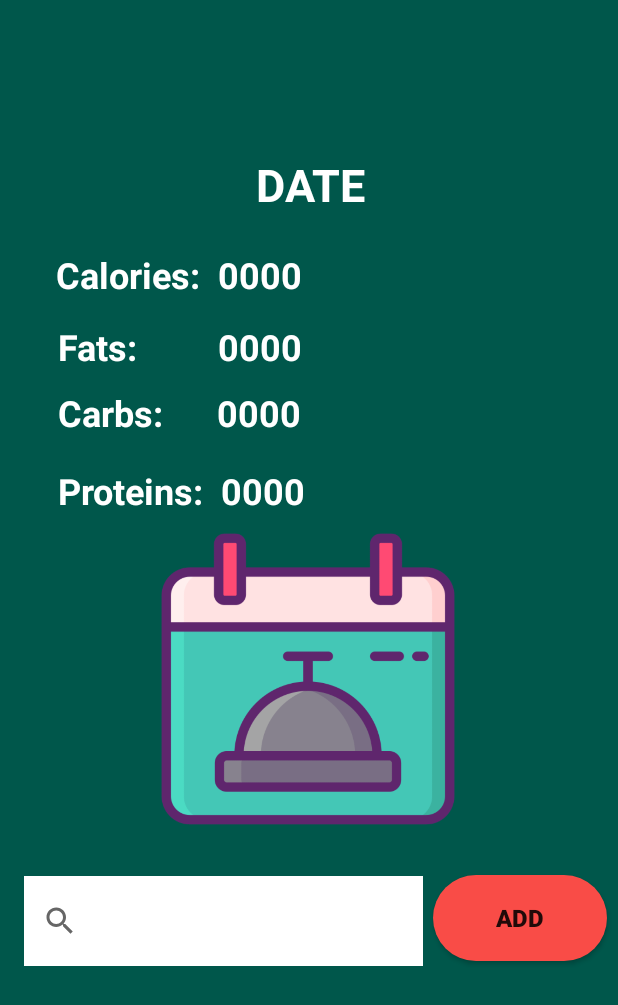
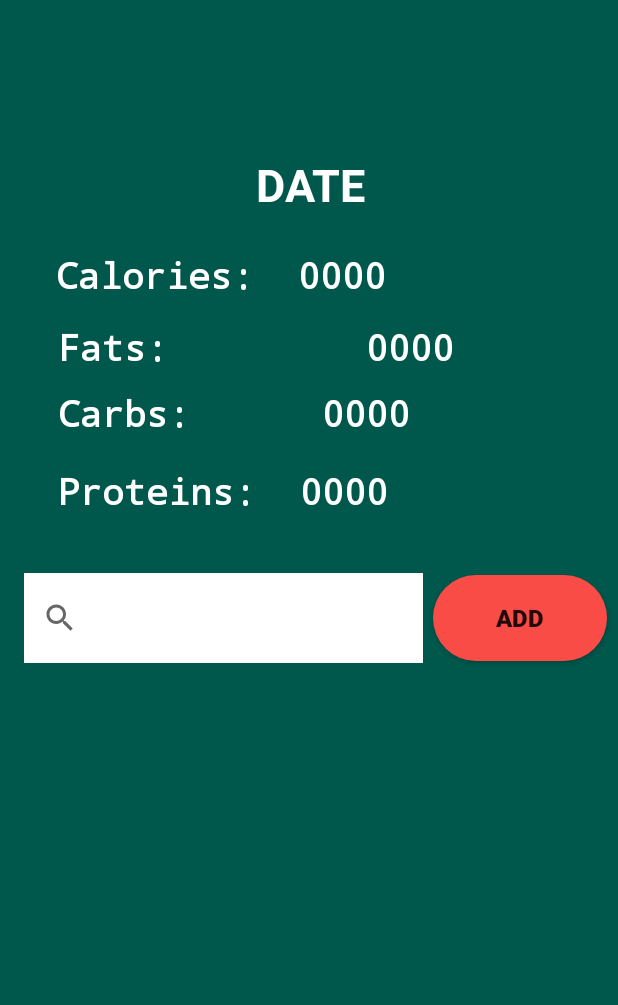
Before and after one commit to btang725/Keto-Vice, an Android app: the DailyActivity screen opened directly, with no data from a screen before it, on a phone screen of 412 x 824 dp. Shown: the top 1005 px of the screen. Run offline under Robolectric (Android 15) with nearby library versions, the phone set to English and light mode, and no system bars; 7 statements that could not run were skipped.

Commit message:
Updated Activity Daily layout
- Now uses monospace font

```diff
--- a/app/src/main/res/layout/activity_daily.xml
+++ b/app/src/main/res/layout/activity_daily.xml
@@ -7,24 +7,13 @@
     android:background="@color/colorPrimaryDark"
     tools:context=".DailyActivity">
 
-    <ImageView
-        android:id="@+id/imageDailyFood"
-        android:layout_width="200dp"
-        android:layout_height="329dp"
-        app:layout_constraintBottom_toBottomOf="parent"
-        app:layout_constraintEnd_toEndOf="parent"
-        app:layout_constraintHorizontal_bias="0.497"
-        app:layout_constraintStart_toStartOf="parent"
-        app:layout_constraintTop_toTopOf="parent"
-        app:layout_constraintVertical_bias="0.582"
-        app:srcCompat="@drawable/restaurant" />
-
     <TextView
         android:id="@+id/textFats"
         android:layout_width="338dp"
         android:layout_height="28dp"
         android:layout_marginTop="168dp"
         android:layout_marginBottom="535dp"
+        android:fontFamily="monospace"
         android:text="Fats:         0000"
         android:textColor="@android:color/white"
         android:textSize="24sp"
@@ -41,6 +30,7 @@
         android:layout_height="36dp"
         android:layout_marginTop="264dp"
         android:layout_marginBottom="431dp"
+        android:fontFamily="monospace"
         android:text="Proteins:  0000"
         android:textColor="@android:color/white"
         android:textSize="24sp"
@@ -52,25 +42,12 @@
         app:layout_constraintTop_toTopOf="parent" />
 
     <TextView
-        android:id="@+id/textSelection"
-        android:layout_width="329dp"
-        android:layout_height="72dp"
-        android:gravity="center"
-        android:text="Search For Your\nFood Above"
-        android:textColor="@android:color/white"
-        android:textSize="28sp"
-        android:textStyle="italic"
-        app:layout_constraintEnd_toEndOf="parent"
-        app:layout_constraintHorizontal_bias="0.451"
-        app:layout_constraintStart_toStartOf="parent"
-        tools:layout_editor_absoluteY="615dp" />
-
-    <TextView
         android:id="@+id/textCarbs"
         android:layout_width="336dp"
         android:layout_height="37dp"
         android:layout_marginTop="212dp"
         android:layout_marginBottom="482dp"
+        android:fontFamily="monospace"
         android:text="Carbs:      0000"
         android:textColor="@android:color/white"
         android:textSize="24sp"
@@ -93,8 +70,7 @@
         app:layout_constraintEnd_toEndOf="parent"
         app:layout_constraintHorizontal_bias="0.976"
         app:layout_constraintStart_toStartOf="parent"
-        app:layout_constraintTop_toTopOf="parent"
-        app:layout_constraintVertical_bias="0.761" />
+        app:layout_constraintTop_toTopOf="parent" />
 
     <SearchView
         android:id="@+id/searchView"
@@ -105,8 +81,7 @@
         app:layout_constraintEnd_toEndOf="parent"
         app:layout_constraintHorizontal_bias="0.11"
         app:layout_constraintStart_toStartOf="parent"
-        app:layout_constraintTop_toTopOf="parent"
-        app:layout_constraintVertical_bias="0.764" >
+        app:layout_constraintTop_toTopOf="parent">
 
     </SearchView>
 
@@ -116,6 +91,7 @@
         android:layout_height="37dp"
         android:layout_marginTop="120dp"
         android:layout_marginBottom="574dp"
+        android:fontFamily="monospace"
         android:text="Calories:  0000"
         android:textColor="@android:color/white"
         android:textSize="24sp"
@@ -143,4 +119,21 @@
         app:layout_constraintStart_toStartOf="parent"
         app:layout_constraintTop_toTopOf="parent" />
 
+    <ScrollView
+        android:id="@+id/foodHistory"
+        android:layout_width="409dp"
+        android:layout_height="333dp"
+        app:layout_constraintBottom_toBottomOf="parent"
+        app:layout_constraintEnd_toEndOf="parent"
+        app:layout_constraintStart_toStartOf="parent"
+        app:layout_constraintTop_toTopOf="parent"
+        app:layout_constraintVertical_bias="1.0">
+
+        <LinearLayout
+            android:id="@+id/foodHistoryVertical"
+            android:layout_width="match_parent"
+            android:layout_height="wrap_content"
+            android:orientation="vertical" />
+    </ScrollView>
+
 </androidx.constraintlayout.widget.ConstraintLayout>
```
